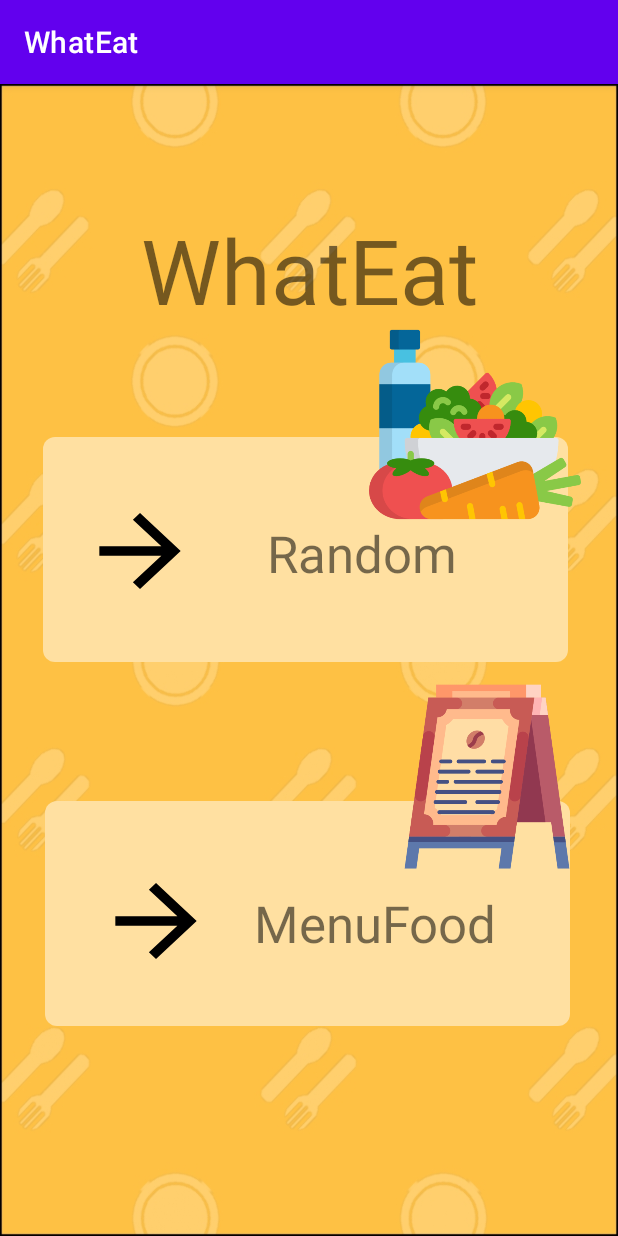
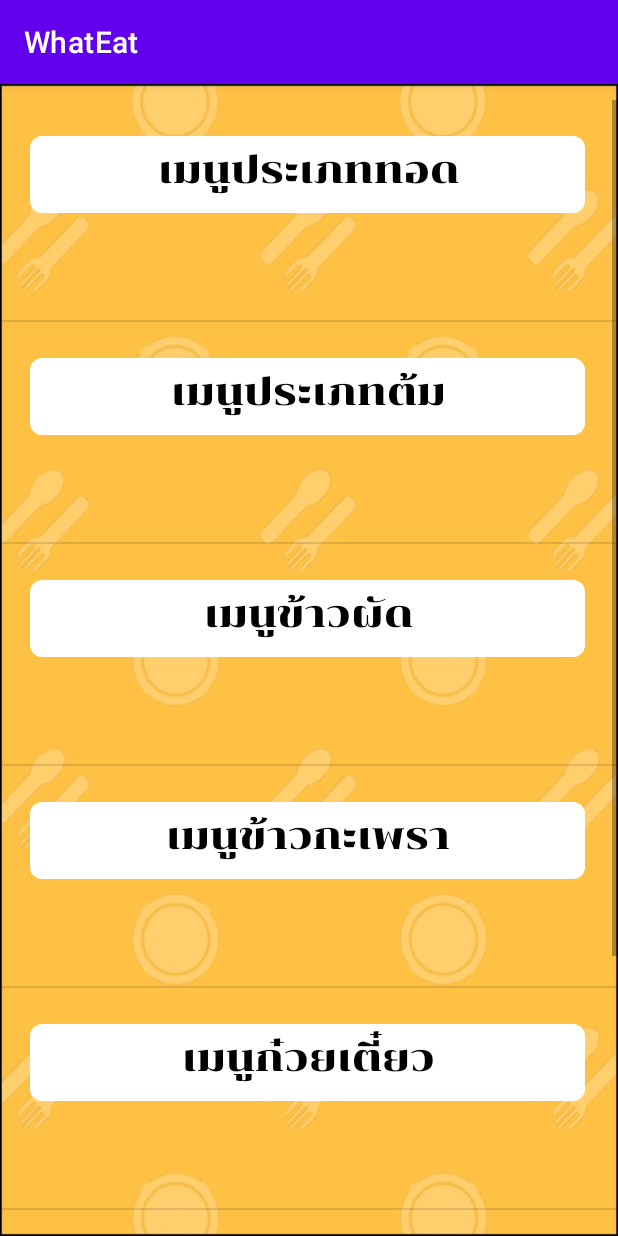
Before and after one commit to Pimpakan-Faii/WhatEatApp, an Android app: the screen it shows after launch (MainActivity before the commit, Menufood after it), after a tap on an icon or button, on a phone screen of 412 x 824 dp. Run offline under Robolectric (Android 15) with nearby library versions, the phone set to English and light mode, and no system bars.

Commit message:
WhatEatApp

```diff
--- a/app/build.gradle
+++ b/app/build.gradle
@@ -36,6 +36,7 @@ dependencies {
     implementation 'com.google.android.material:material:1.4.0'
     implementation 'androidx.constraintlayout:constraintlayout:2.1.2'
     implementation 'com.google.firebase:firebase-auth:21.0.1'
+    implementation 'com.google.android.gms:play-services-maps:18.0.2'
     testImplementation 'junit:junit:4.+'
     androidTestImplementation 'androidx.test.ext:junit:1.1.3'
     androidTestImplementation 'androidx.test.espresso:espresso-core:3.4.0'
--- a/app/src/main/java/com/example/whateat/MainActivity.java
+++ b/app/src/main/java/com/example/whateat/MainActivity.java
@@ -2,13 +2,37 @@ package com.example.whateat;
 
 import androidx.appcompat.app.AppCompatActivity;
 
+import android.content.Intent;
 import android.os.Bundle;
+import android.view.View;
+import android.widget.Button;
+import android.widget.ImageButton;
 
 public class MainActivity extends AppCompatActivity {
 
+    ImageButton menu,a1;
     @Override
     protected void onCreate(Bundle savedInstanceState) {
         super.onCreate(savedInstanceState);
         setContentView(R.layout.activity_main);
+
+        menu = (ImageButton) findViewById(R.id.menufood);
+        a1 = (ImageButton) findViewById(R.id.menufood);
+
+        menu.setOnClickListener(new View.OnClickListener() {
+            @Override
+            public void onClick(View v) {
+                Intent i = new Intent(MainActivity.this,Menufood.class);
+                startActivity(i);
+            }
+        });
+        a1.setOnClickListener(new View.OnClickListener() {
+            @Override
+            public void onClick(View v) {
+                Intent b = new Intent(MainActivity.this,Menufood.class);
+                startActivity(b);
+            }
+        });
     }
+
 }
--- /dev/null
+++ b/app/src/main/java/com/example/whateat/Menufood.java
@@ -0,0 +1,59 @@
+package com.example.whateat;
+
+import androidx.appcompat.app.AppCompatActivity;
+
+import android.os.Bundle;
+import android.view.View;
+import android.view.ViewGroup;
+import android.widget.BaseAdapter;
+import android.widget.ImageView;
+import android.widget.ListView;
+import android.widget.TextView;
+
+public class Menufood extends AppCompatActivity {
+
+
+    int IMAGES = R.drawable.bt1;
+    String[] NAMES = {"เมนูประเภททอด", "เมนูประเภทต้ม", "เมนูข้าวผัด", "เมนูข้าวกะเพรา", "เมนูก๋วยเตี๋ยว", "หมมูย่าง", "ชาบู"};
+
+    @Override
+    protected void onCreate(Bundle savedInstanceState) {
+        super.onCreate(savedInstanceState);
+        setContentView(R.layout.activity_menufood);
+        ListView listView = (ListView) findViewById(R.id.list);
+
+        FoodAdapter foodAdapter = new FoodAdapter();
+        listView.setAdapter(foodAdapter);
+
+    }
+
+    class FoodAdapter extends BaseAdapter {
+        @Override
+        public int getCount() {
+            return NAMES.length;
+        }
+
+        @Override
+        public Object getItem(int i) {
+            return null;
+        }
+
+        @Override
+        public long getItemId(int i) {
+            return 0;
+        }
+
+        @Override
+        public View getView(int i, View convertView, ViewGroup parent) {
+            convertView = getLayoutInflater().inflate(R.layout.activity_listview, null);
+
+            ImageView imageView = (ImageView) convertView.findViewById(R.id.imageView3);
+            TextView textView = (TextView) convertView.findViewById(R.id.typefood);
+
+            imageView.setImageResource(IMAGES);
+            textView.setText(NAMES[i]);
+            return convertView;
+
+        }
+    }
+}
--- /dev/null
+++ b/app/src/main/res/drawable/bt1.xml
@@ -0,0 +1,6 @@
+<?xml version="1.0" encoding="utf-8"?>
+<shape xmlns:android="http://schemas.android.com/apk/res/android"
+    android:shape="rectangle">
+    <solid android:color="@color/white"/>
+    <corners android:radius="8dp"/>
+</shape>
--- /dev/null
+++ b/app/src/main/res/layout/activity_listview.xml
@@ -0,0 +1,50 @@
+<?xml version="1.0" encoding="utf-8"?>
+<androidx.constraintlayout.widget.ConstraintLayout xmlns:android="http://schemas.android.com/apk/res/android"
+    xmlns:app="http://schemas.android.com/apk/res-auto"
+    xmlns:tools="http://schemas.android.com/tools"
+    android:layout_width="match_parent"
+    android:layout_height="match_parent">
+
+    <ListView
+        android:id="@+id/list"
+        android:layout_width="388dp"
+        android:layout_height="144dp"
+        android:layout_margin="1dp"
+
+        app:layout_constraintBottom_toBottomOf="parent"
+        app:layout_constraintEnd_toEndOf="parent"
+        app:layout_constraintStart_toStartOf="parent"
+        app:layout_constraintTop_toTopOf="parent"
+        app:layout_constraintVertical_bias="0.237">
+
+    </ListView>
+
+    <ImageView
+        android:id="@+id/imageView3"
+        android:layout_width="370dp"
+        android:layout_height="51dp"
+        app:layout_constraintBottom_toBottomOf="parent"
+        app:layout_constraintEnd_toEndOf="parent"
+        app:layout_constraintHorizontal_bias="0.478"
+        app:layout_constraintStart_toStartOf="parent"
+        app:layout_constraintTop_toTopOf="parent"
+        app:layout_constraintVertical_bias="0.255" />
+
+    <TextView
+        android:id="@+id/typefood"
+        android:layout_width="wrap_content"
+        android:layout_height="wrap_content"
+        android:fontFamily="@font/chonburi"
+        android:text=""
+        android:textColor="#000000"
+        android:textSize="25sp"
+        app:layout_constraintBottom_toBottomOf="parent"
+        app:layout_constraintEnd_toEndOf="parent"
+        app:layout_constraintHorizontal_bias="0.498"
+        app:layout_constraintStart_toStartOf="parent"
+        app:layout_constraintTop_toTopOf="parent"
+        app:layout_constraintVertical_bias="0.26" />
+
+
+
+</androidx.constraintlayout.widget.ConstraintLayout>
--- a/app/src/main/res/layout/activity_main.xml
+++ b/app/src/main/res/layout/activity_main.xml
@@ -7,6 +7,20 @@
     android:background="@drawable/bg"
     tools:context=".MainActivity">
 
+    <TextView
+        android:id="@+id/title1"
+        android:layout_width="wrap_content"
+        android:layout_height="wrap_content"
+        android:fontFamily="@font/chonburi"
+        android:text="WhatEat"
+        android:textColor="#000000"
+        android:textSize="60sp"
+        app:layout_constraintBottom_toBottomOf="parent"
+        app:layout_constraintEnd_toEndOf="parent"
+        app:layout_constraintHorizontal_bias="0.497"
+        app:layout_constraintStart_toStartOf="parent"
+        app:layout_constraintTop_toTopOf="parent"
+        app:layout_constraintVertical_bias="0.104" />
 
     <ImageButton
         android:id="@+id/ran"
@@ -49,18 +63,18 @@
         app:layout_constraintTop_toTopOf="parent"
         app:layout_constraintVertical_bias="0.395" />
 
+
     <ImageView
         android:id="@+id/imageView2"
-        android:layout_width="141dp"
-        android:layout_height="143dp"
+        android:layout_width="119dp"
+        android:layout_height="144dp"
         app:layout_constraintBottom_toBottomOf="parent"
         app:layout_constraintEnd_toEndOf="parent"
-        app:layout_constraintHorizontal_bias="0.908"
+        app:layout_constraintHorizontal_bias="0.92"
         app:layout_constraintStart_toStartOf="parent"
         app:layout_constraintTop_toTopOf="parent"
-        app:layout_constraintVertical_bias="0.249"
+        app:layout_constraintVertical_bias="0.261"
         app:srcCompat="@drawable/diet" />
-
 
     <ImageButton
         android:id="@+id/menufood"
@@ -74,7 +88,7 @@
         app:layout_constraintHorizontal_bias="0.488"
         app:layout_constraintStart_toStartOf="parent"
         app:layout_constraintTop_toTopOf="parent"
-        app:layout_constraintVertical_bias="0.773"
+        app:layout_constraintVertical_bias="0.787"
         tools:ignore="MissingConstraints" />
 
     <ImageView
@@ -86,11 +100,11 @@
         app:layout_constraintHorizontal_bias="0.914"
         app:layout_constraintStart_toStartOf="parent"
         app:layout_constraintTop_toTopOf="parent"
-        app:layout_constraintVertical_bias="0.623"
+        app:layout_constraintVertical_bias="0.642"
         app:srcCompat="@drawable/board" />
 
     <ImageButton
-        android:id="@+id/imageButton8"
+        android:id="@+id/a2"
         android:layout_width="81dp"
         android:layout_height="76dp"
         android:background="?attr/actionModeCloseDrawable"
@@ -101,7 +115,7 @@
         app:layout_constraintHorizontal_bias="0.192"
         app:layout_constraintStart_toStartOf="parent"
         app:layout_constraintTop_toTopOf="parent"
-        app:layout_constraintVertical_bias="0.751" />
+        app:layout_constraintVertical_bias="0.767" />
 
     <TextView
         android:id="@+id/textView2"
@@ -111,23 +125,10 @@
         android:textSize="34sp"
         app:layout_constraintBottom_toBottomOf="parent"
         app:layout_constraintEnd_toEndOf="parent"
-        app:layout_constraintHorizontal_bias="0.678"
+        app:layout_constraintHorizontal_bias="0.673"
         app:layout_constraintStart_toStartOf="parent"
         app:layout_constraintTop_toTopOf="parent"
-        app:layout_constraintVertical_bias="0.743" />
-
-
-    <TextView
-        android:id="@+id/title1"
-        android:layout_width="wrap_content"
-        android:layout_height="wrap_content"
-        android:text="WhatEat"
-        android:textSize="60sp"
-        app:layout_constraintBottom_toBottomOf="parent"
-        app:layout_constraintEnd_toEndOf="parent"
-        app:layout_constraintStart_toStartOf="parent"
-        app:layout_constraintTop_toTopOf="parent"
-        app:layout_constraintVertical_bias="0.121" />
+        app:layout_constraintVertical_bias="0.757" />
 
 
 </androidx.constraintlayout.widget.ConstraintLayout>
--- /dev/null
+++ b/app/src/main/res/layout/activity_menufood.xml
@@ -0,0 +1,38 @@
+<?xml version="1.0" encoding="utf-8"?>
+<androidx.constraintlayout.widget.ConstraintLayout xmlns:android="http://schemas.android.com/apk/res/android"
+    xmlns:app="http://schemas.android.com/apk/res-auto"
+    xmlns:tools="http://schemas.android.com/tools"
+    android:layout_width="match_parent"
+    android:layout_height="match_parent"
+    android:background="@drawable/bg"
+    tools:context=".Menufood">
+    <LinearLayout
+        android:layout_width="match_parent"
+        android:layout_height="wrap_content"
+        android:orientation="vertical" >
+
+        <TextView
+            android:id="@+id/textView2"
+            android:layout_width="393dp"
+            android:layout_height="500dp"
+            android:layout_margin="5dp"
+            android:layout_weight="1"
+            android:text="รายละเอียด" />
+
+        <LinearLayout
+        android:layout_width="match_parent"
+        android:layout_height="wrap_content"
+        android:orientation="horizontal" >
+
+        <ListView
+            android:id="@+id/list"
+            android:layout_width="match_parent"
+            android:layout_height="wrap_content"
+            tools:ignore="MissingConstraints">
+
+        </ListView>
+
+    </LinearLayout>
+    </LinearLayout>
+
+</androidx.constraintlayout.widget.ConstraintLayout>
```
Also changed, not shown: app/src/main/AndroidManifest.xml (+18 -0 lines), app/src/main/java/com/example/whateat/Details.java (added, +14 -0 lines), app/src/main/java/com/example/whateat/Random.java (added, +14 -0 lines), app/src/main/java/com/example/whateat/Restaurants.java (added, +14 -0 lines), app/src/main/java/com/example/whateat/fried.java (added, +14 -0 lines), app/src/main/res/layout/activity_details.xml (added, +162 -0 lines), app/src/main/res/layout/activity_fried.xml (added, +10 -0 lines), app/src/main/res/layout/activity_random.xml (added, +9 -0 lines), app/src/main/res/layout/activity_restaurants.xml (added, +24 -0 lines), app/src/main/res/drawable/ann.png (added), app/src/main/res/font/chonburi.ttf (added).
